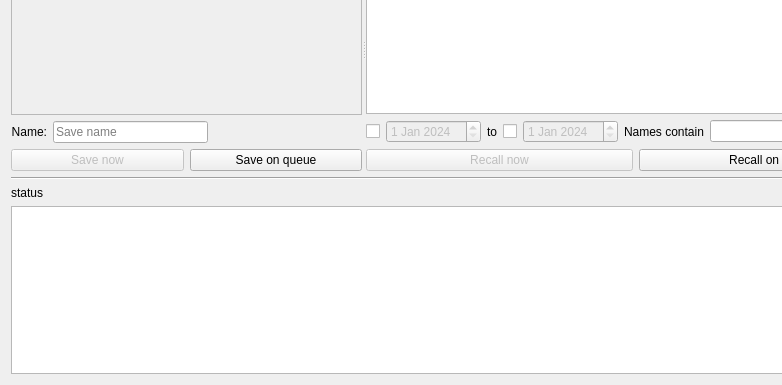
The window that src/firefly/plans/save_motor_window.ui (spc-group/haven) describes before a commit, drawn with Qt 5; both pictures show x 0 to 782 and y 85 to 470 of the 917 by 470 pixel window.
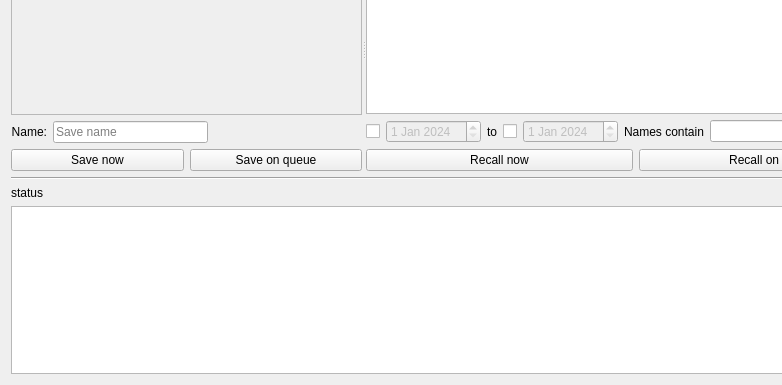
The same window after the commit. Custom widgets are drawn as their Qt base class.

Commit message: added run_now or add_to_queue functionalities

```diff
--- a/src/firefly/plans/save_motor_window.ui
+++ b/src/firefly/plans/save_motor_window.ui
@@ -184,7 +184,7 @@
            <item>
             <widget class="QueueButton" name="run_now_button">
              <property name="enabled">
-              <bool>false</bool>
+              <bool>true</bool>
              </property>
              <property name="text">
               <string>Save now</string>
@@ -373,7 +373,7 @@
            <item>
             <widget class="QueueButton" name="recall_now_button">
              <property name="enabled">
-              <bool>false</bool>
+              <bool>true</bool>
              </property>
              <property name="text">
               <string>Recall now</string>
```
The commit also changes 2 other files.
